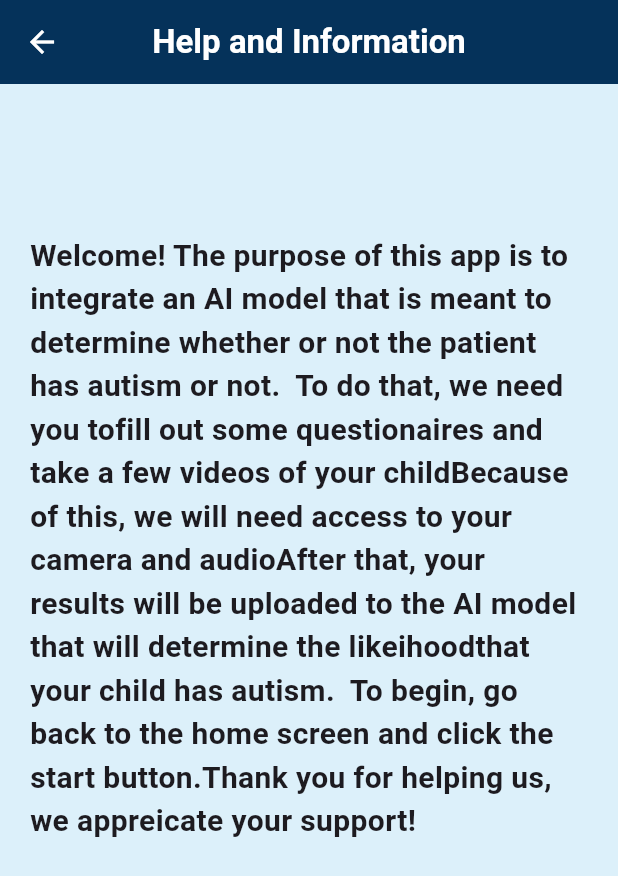
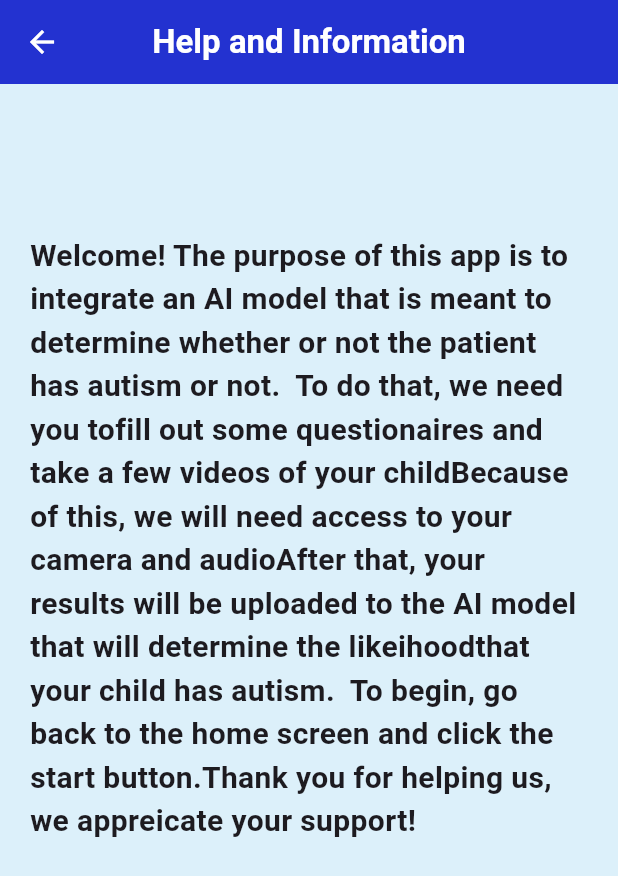
Before and after one commit to kevin200555/autism_ai_test, a Flutter app: the screen it shows after launch, after a tap on the "question mark" icon, on a phone screen of 412 x 824 dp. Shown: the top 876 px of the screen. Run offline on Flutter 3.47's test engine with Material 3 defaults, Android fonts, the phone set to English and light mode, and no system bars; our stand-ins replace camera, video_player, webview_flutter; network calls fail.

Commit message:
UI changes

```diff
--- a/lib/screens/help_screen.dart
+++ b/lib/screens/help_screen.dart
@@ -14,7 +14,7 @@ class HelpScreen extends StatelessWidget {
         ),
         centerTitle: true,
         iconTheme: IconThemeData(color: ColorTheme.textColor),
-        backgroundColor: ColorTheme.primary,
+        backgroundColor: ColorTheme.accent,
       ),
       body: Column(
          children: [
--- a/lib/screens/home_screen.dart
+++ b/lib/screens/home_screen.dart
@@ -3,6 +3,7 @@ import 'package:camera/camera.dart';
 import 'package:autism_ai_test/themes/colors.dart';
 import 'package:autism_ai_test/screens/help_screen.dart';
 import 'package:autism_ai_test/data_gathering/questionaire_section.dart';
+
 class HomeScreen extends StatelessWidget {
   final CameraDescription camera;
   const HomeScreen({super.key, required this.camera});
@@ -11,26 +12,31 @@ class HomeScreen extends StatelessWidget {
     //Use this list to display different instructions to the user, these are used in the video_recording_section
     var videoInstructions = [
       'I just want to see about how long I could make this one instruction until it starts to look a little werid'
-      'I think that it should be fine since there\'s no way one instruction could possibly be too long but I think'
-      'it is good to know the limits of this',
+          'I think that it should be fine since there\'s no way one instruction could possibly be too long but I think'
+          'it is good to know the limits of this',
       '1. Read this line of instruction out loud\n 2. Jump up and down\n3. Wave to the camera\n4. Clap your hands together',
       'Scale of the Dragon\nTwin Metours\nRecoil\nWORLD CUTTING SLASH',
     ];
 
     //Change this list with survey monkey urls to display different web surveys
-    var surveyURLs = ['https://www.surveymonkey.com/r/LT6DG35',
-    'https://interactive-examples.mdn.mozilla.net/media/cc0-videos/flower.mp4',
-    'https://eecs.uci.edu/~liky4/'];
+    var surveyURLs = [
+      'https://www.surveymonkey.com/r/LT6DG35',
+      'https://interactive-examples.mdn.mozilla.net/media/cc0-videos/flower.mp4',
+      'https://eecs.uci.edu/~liky4/',
+    ];
 
     return Scaffold(
       backgroundColor: ColorTheme.background,
       appBar: AppBar(
         title: Text(
           'The Autism Test',
-          style: TextStyle(fontWeight: FontWeight.bold, color: ColorTheme.textColor),
+          style: TextStyle(
+            fontWeight: FontWeight.bold,
+            color: ColorTheme.textColor,
+          ),
         ),
         centerTitle: true,
-        backgroundColor: ColorTheme.primary,
+        backgroundColor: ColorTheme.accent,
       ),
       body: SizedBox(
         width: double.infinity,
@@ -48,20 +54,26 @@ class HomeScreen extends StatelessWidget {
                   Navigator.push(
                     context,
                     MaterialPageRoute(
-                      builder: (context) =>
-                          GuidedQuestionaire(urls: surveyURLs, camera: camera, instructions: videoInstructions,),
+                      builder: (context) => GuidedQuestionaire(
+                        urls: surveyURLs,
+                        camera: camera,
+                        instructions: videoInstructions,
+                      ),
                     ),
                   );
                 },
                 style: ElevatedButton.styleFrom(
-                  shape: const CircleBorder(),
+                  shape: RoundedRectangleBorder(
+                    borderRadius: BorderRadius.circular(35),
+                    side: BorderSide(color: Colors.red),
+                  ),
                   padding: const EdgeInsets.all(20), // space inside the button
                   backgroundColor: ColorTheme.primary,
                 ),
                 child: Text(
                   'START',
                   style: TextStyle(
-                    fontSize: 32,
+                    fontSize: 48,
                     fontWeight: FontWeight.bold,
                     color: ColorTheme.textColor,
                   ),
--- a/lib/themes/colors.dart
+++ b/lib/themes/colors.dart
@@ -3,7 +3,7 @@ import 'package:flutter/material.dart';
 //Just a class containing color themes to keep the theme consistent
 class ColorTheme {
   static Color primary = const Color.fromARGB(255, 5, 50, 90);
-  static Color accent = const Color.fromARGB(255, 12, 72, 125);
+  static Color accent = const Color.fromARGB(255, 35, 50, 208);
   static Color background = const Color.fromARGB(255, 220, 240, 250);
   static Color textColor = Colors.white;
   static Color alternateTextColor = Colors.black;
```
Also changed, not shown: lib/data_gathering/questionaire_section.dart (+9 -8 lines), lib/data_gathering/video_recording_section.dart (+6 -2 lines), lib/screens/video_player_screen.dart (+14 -8 lines).
